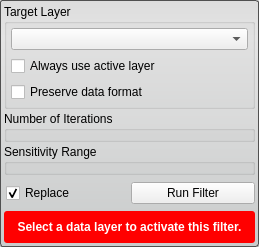
This is src/Interface/ToolInterface/GradientAnisotropicDiffusionFilterInterface.ui in SCIInstitute/Seg3D as Qt 5 draws it before an edit. The edited form follows.
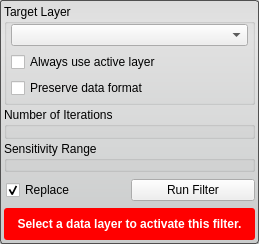
This is the edited form. Custom widgets are drawn as their Qt base class.

What changed in the file:
```diff
--- a/src/Interface/ToolInterface/GradientAnisotropicDiffusionFilterInterface.ui
+++ b/src/Interface/ToolInterface/GradientAnisotropicDiffusionFilterInterface.ui
@@ -7,7 +7,7 @@
     <x>0</x>
     <y>0</y>
     <width>259</width>
-    <height>234</height>
+    <height>244</height>
    </rect>
   </property>
   <property name="sizePolicy">
@@ -39,7 +39,19 @@
       <string>Target Layer</string>
      </property>
      <layout class="QVBoxLayout" name="verticalLayout_4">
-      <property name="margin">
+      <property name="spacing">
+       <number>6</number>
+      </property>
+      <property name="leftMargin">
+       <number>4</number>
+      </property>
+      <property name="topMargin">
+       <number>0</number>
+      </property>
+      <property name="rightMargin">
+       <number>4</number>
+      </property>
+      <property name="bottomMargin">
        <number>4</number>
       </property>
       <item>
@@ -217,12 +229,6 @@
        <height>32</height>
       </size>
      </property>
-     <property name="maximumSize">
-      <size>
-       <width>16777215</width>
-       <height>32</height>
-      </size>
-     </property>
      <property name="styleSheet">
       <string notr="true">QLabel#message_{
   color: white;
```
